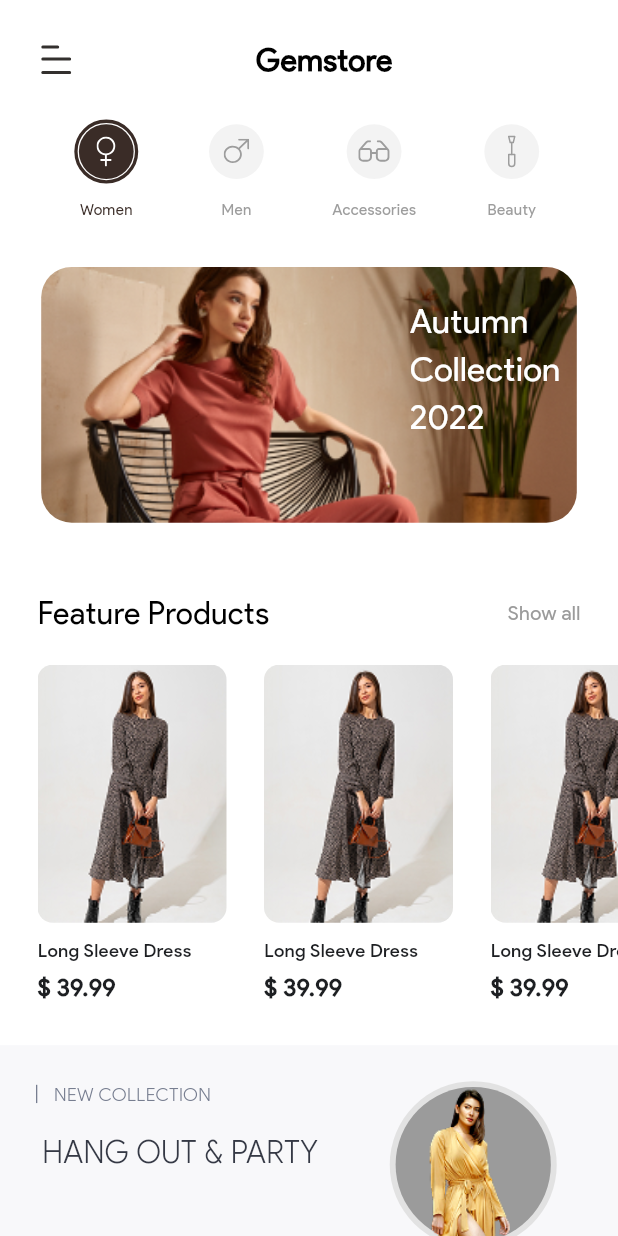
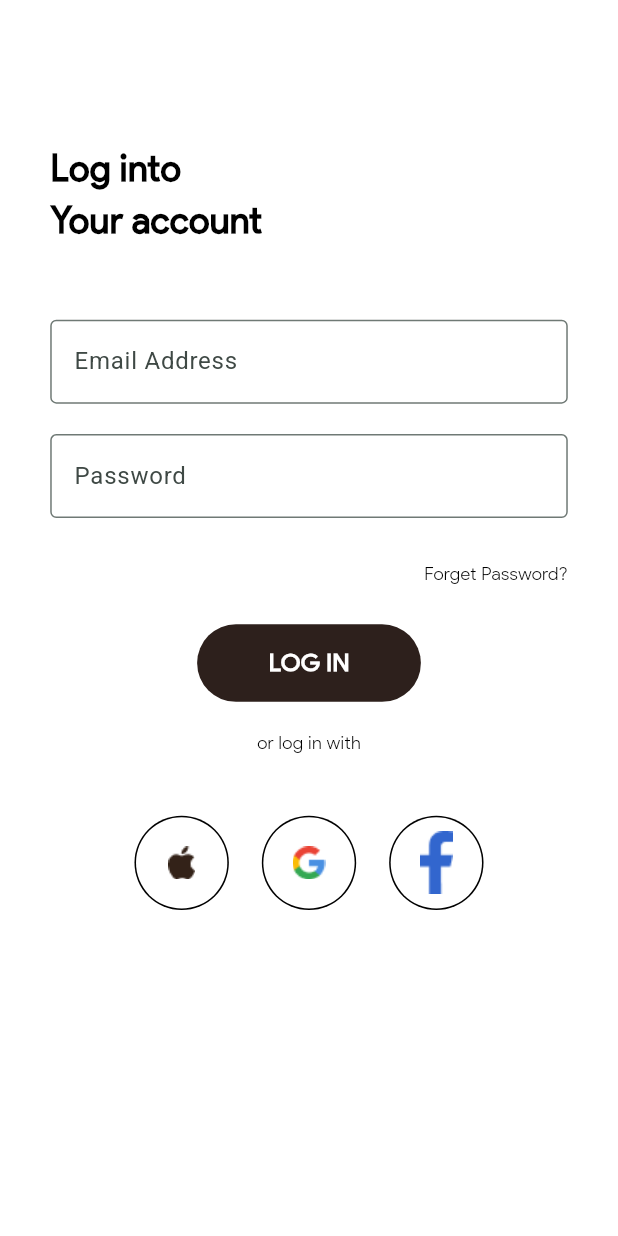
Before and after one commit to MahmoudDabour1/gem_store_app, a Flutter app: the screen it shows after launch, on a phone screen of 412 x 824 dp. Run offline on Flutter 3.47's test engine with Material 3 defaults, Android fonts, the phone set to English and light mode, and no system bars; our stand-ins replace flutter_bloc, flutter_screenutil, flutter_svg, logger.

Commit message:
finish login UI

```diff
--- /dev/null
+++ b/devtools_options.yaml
@@ -0,0 +1,3 @@
+description: This file stores settings for Dart & Flutter DevTools.
+documentation: https://docs.flutter.dev/tools/devtools/extensions#configure-extension-enablement-states
+extensions:
--- a/lib/core/utils/app_assets.dart
+++ b/lib/core/utils/app_assets.dart
@@ -20,4 +20,7 @@ class AppAssets {
   static String shoes = 'assets/images/shoes.png';
   static String accessCategory = 'assets/images/access.png';
   static String clothingCategory = 'assets/images/clothingCategory.png';
+  static String appleLogo = 'assets/images/appleLogo.png';
+  static String googleLogo = 'assets/images/googleLogo.png';
+  static String facebookLogo = 'assets/images/facebookLogo.png';
 }
--- a/lib/core/utils/app_colors.dart
+++ b/lib/core/utils/app_colors.dart
@@ -27,4 +27,5 @@ class AppColors {
   static const Color ellipseColorForAccessories = Color(0xFF9C9492);
   static const Color ellipseColorForShoes = Color(0xFF5B7178);
   static const Color ellipseColorForCollection = Color(0xFFD1CACD);
+   static const Color blueColor = Color(0xFF0000FF);
 }
--- a/lib/core/utils/app_text_styles.dart
+++ b/lib/core/utils/app_text_styles.dart
@@ -99,7 +99,6 @@ class AppTextStyles {
   static TextStyle font14 = TextStyle(
     fontSize: 14.sp,
     fontWeight: FontWeight.w500,
-    color: AppColors.lightGreyText20Colorw300,
     fontFamily: AppFonts.productSansMedium,
   );
   static TextStyle font14Light = TextStyle(
@@ -107,4 +106,23 @@ class AppTextStyles {
     color: AppColors.blackColor,
     fontFamily: AppFonts.productSansLight,
   );
+  static TextStyle font24 = TextStyle(
+    fontSize: 24.sp,
+    color:AppColors.blackColor,
+    fontWeight: FontWeight.bold,
+    fontFamily: AppFonts.productSans,
+  );
+
+  static TextStyle font12BlackLight = TextStyle(
+    fontSize: 12.sp,
+
+    color: AppColors.blackColor,
+    fontFamily: AppFonts.productSansLight,
+  );
+  static TextStyle font16white= TextStyle(
+    fontSize: 16.sp,
+    color: AppColors.whiteColor,
+    fontWeight: FontWeight.w700,
+    fontFamily: AppFonts.productSans,
+  );
 }
--- /dev/null
+++ b/lib/features/login/login_screen.dart
@@ -0,0 +1,89 @@
+import 'package:flutter/material.dart';
+import 'package:flutter_screenutil/flutter_screenutil.dart';
+import 'package:gem_store_app/core/theming/app_colors.dart';
+import 'package:gem_store_app/core/utils/app_assets.dart';
+import 'package:gem_store_app/core/utils/app_text_styles.dart';
+import 'package:gem_store_app/features/login/widgets/custom_circle_avatar.dart';
+import 'package:gem_store_app/features/login/widgets/custom_text_form_field.dart';
+
+class LoginScreen extends StatelessWidget {
+  const LoginScreen({super.key});
+
+  @override
+  Widget build(BuildContext context) {
+    return Scaffold(
+      backgroundColor: AppColors.whiteColor,
+      body: Padding(
+        padding: EdgeInsets.symmetric(horizontal: 33.sp),
+        child: SingleChildScrollView(
+          child: Column(
+            crossAxisAlignment: CrossAxisAlignment.start,
+            children: [
+              SizedBox(height: 93.h),
+              Text(
+                "Log into ",
+                style:AppTextStyles.font24,
+              ),
+              Text(
+                "Your account",
+                style: AppTextStyles.font24
+              ),
+              SizedBox(height: 48.h),
+              CustomTextFormField(
+                label: 'Email Address',
+              ),
+               SizedBox(height: 20.h,),
+              CustomTextFormField(
+                label: 'Password',
+              ),
+                SizedBox(height: 28.h,),
+              Row(
+                children: [
+                  Spacer(flex: 1),
+                  Text(
+                    "Forget Password?",
+                    style: AppTextStyles.font12BlackLight
+                  ),
+                ],
+              ),
+               SizedBox(height: 25.h,),
+              Center(
+                child: Container(
+                  height: 51.sp,
+                  width: 147.sp,
+                  decoration: BoxDecoration(
+                      color: Color(
+                        0xff2D201C,
+                      ),
+                      borderRadius: BorderRadius.circular(40.sp)),
+                  child: Center(
+                      child: Text(
+                    "LOG IN",
+                    style: AppTextStyles.font16white
+                  )),
+                ),
+              ),
+              SizedBox(height: 18.h,),
+              Center(
+                  child: Text(
+                "or log in with",
+                style: AppTextStyles.font12BlackLight
+              )),
+               SizedBox(height: 40.h,),
+              Row(
+                mainAxisAlignment: MainAxisAlignment.center,
+                children: [
+                  CustomCircleAvatar(image: AppAssets.appleLogo,),
+                  SizedBox(width: 20.w,),
+                  CustomCircleAvatar(image: AppAssets.googleLogo,),
+                   SizedBox(width: 20.w,),
+                  CustomCircleAvatar(image: AppAssets.facebookLogo,)
+                ],
+              )
+            ],
+          ),
+        ),
+      ),
+    );
+  }
+}
--- /dev/null
+++ b/lib/features/login/widgets/custom_circle_avatar.dart
@@ -0,0 +1,23 @@
+import 'package:flutter/material.dart';
+import 'package:flutter_screenutil/flutter_screenutil.dart';
+import 'package:gem_store_app/core/utils/app_colors.dart';
+
+
+class CustomCircleAvatar extends StatelessWidget {
+  const CustomCircleAvatar({
+    super.key, required this.image,
+  });
+final String image;
+  @override
+  Widget build(BuildContext context) {
+    return CircleAvatar(
+      backgroundColor: AppColors.blackColor,
+      radius: 31.sp,
+      child: CircleAvatar(
+        radius: 30.sp,
+        backgroundColor: AppColors.whiteColor,
+        child: Image.asset(image,fit:BoxFit.fill,),
+      ),
+    );
+  }
+}
--- /dev/null
+++ b/lib/features/login/widgets/custom_text_form_field.dart
@@ -0,0 +1,24 @@
+import 'package:flutter/material.dart';
+import 'package:gem_store_app/core/utils/app_colors.dart';
+
+class CustomTextFormField extends StatelessWidget {
+  const CustomTextFormField({
+    super.key, required this.label,
+  });
+final String label;
+  @override
+  Widget build(BuildContext context) {
+
+    return TextFormField(
+      onFieldSubmitted: (value) {
+
+      },
+      decoration: InputDecoration(
+          labelText: label,
+          border: OutlineInputBorder(),
+
+          focusedBorder:
+              OutlineInputBorder(borderSide: BorderSide(color: AppColors.blueColor))),
+    );
+  }
+}
--- /dev/null
+++ b/lib/features/setting/setting_screen.dart
@@ -0,0 +1,10 @@
+import 'package:flutter/material.dart';
+
+class SettingScreen extends StatelessWidget {
+  const SettingScreen({super.key});
+
+  @override
+  Widget build(BuildContext context) {
+    return const Placeholder();
+  }
+}
--- a/lib/main.dart
+++ b/lib/main.dart
@@ -2,6 +2,7 @@ import 'package:flutter/material.dart';
 import 'package:flutter_screenutil/flutter_screenutil.dart';
 import 'package:gem_store_app/core/theming/app_colors.dart';
 import 'package:gem_store_app/features/home/presentation/views/home_screen.dart';
+import 'package:gem_store_app/features/login/login_screen.dart';
 
 import 'features/track_order/track_order.dart';
 
@@ -29,7 +30,7 @@ class MyApp extends StatelessWidget {
           colorScheme: ColorScheme.fromSeed(seedColor: AppColors.greenColor),
           useMaterial3: true,
         ),
-        home: const HomeScreen(),
+        home: const LoginScreen(),
       ),
     );
   }
```
Also changed, not shown: assets/images/appleLogo.png (added), assets/images/facebookLogo.png (added), assets/images/googleLogo.png (added).
